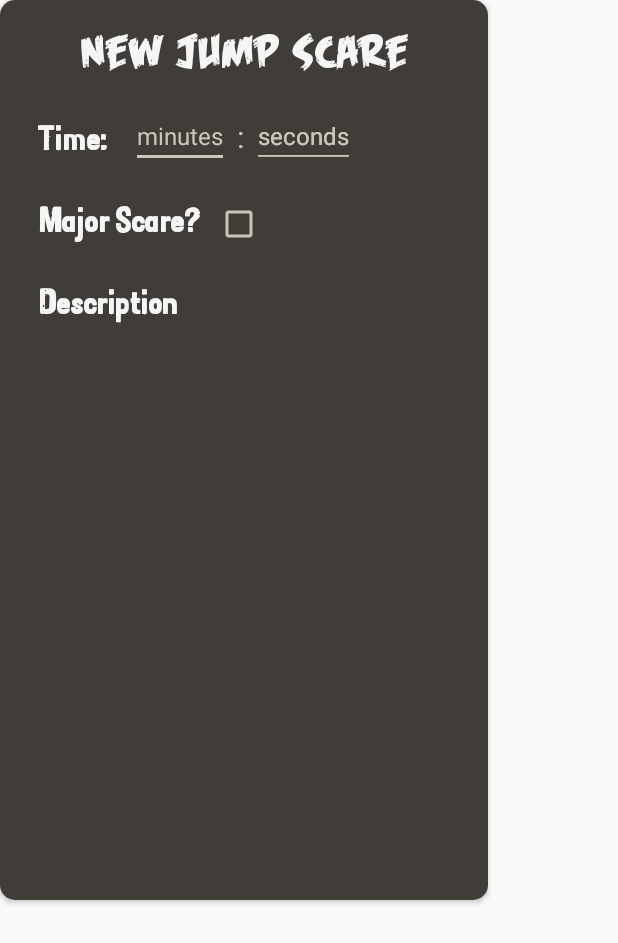
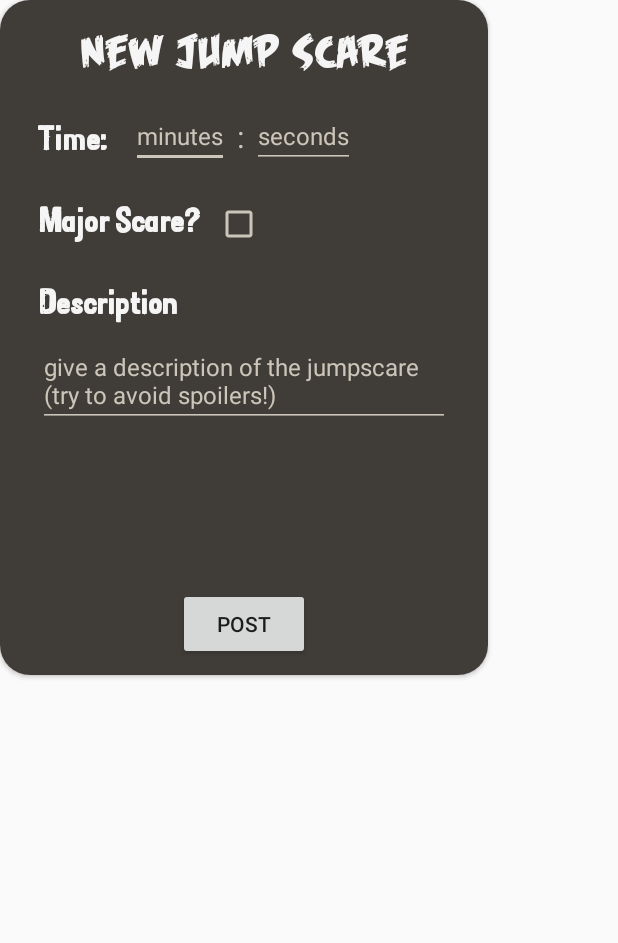
Before and after one commit to williamxyshi/share-the-JUMPscare, an Android app: the layout popup_window.xml on its own in the app's theme, with its tools: preview values and no code run, on a phone screen of 412 x 824 dp. Shown: the top 943 px of the screen. Run offline under Robolectric (Android 15) with nearby library versions, the phone set to English and light mode, and no system bars; network calls fail.

```diff
--- a/noJUMPscares-android/app/src/main/java/com/williamxyshi/njsandroid/fragments/LoggedInFragment.kt
+++ b/noJUMPscares-android/app/src/main/java/com/williamxyshi/njsandroid/fragments/LoggedInFragment.kt
@@ -1,5 +1,6 @@
 package com.williamxyshi.njsandroid.fragments
 
+import android.content.Context
 import android.os.Bundle
 import android.view.LayoutInflater
 import android.view.View
@@ -41,6 +42,11 @@ class LoggedInFragment : Fragment() {
             vm.userToken.value = null
             vm.user.value = null
 
+            val sp = activity?.getSharedPreferences("Token", Context.MODE_PRIVATE)
+            val Ed = sp?.edit()
+            Ed?.putString("Unm", null)
+            Ed?.apply()
+
         }
 
     }
--- a/noJUMPscares-android/app/src/main/java/com/williamxyshi/njsandroid/models/retrofitmodels/MovieDataClasses.kt
+++ b/noJUMPscares-android/app/src/main/java/com/williamxyshi/njsandroid/models/retrofitmodels/MovieDataClasses.kt
@@ -7,9 +7,11 @@ object MovieDataClasses {
 
     data class MovieInfo(val name:String, val length: String, val posterurl: String)
 
+    data class PostInfo(val name: String, val posttime: String, val majorscare: String, val description: String )
+
     data class ServerMovieResult(val name: String, val length: String, val posts: ArrayList<MoviePost>, val posterurl: String )
 
-    data class MoviePost(val time: String, val majorscare: String, val description: String)
+    data class MoviePost(val time: String, val majorscare: String, val description: String,  val upvotedBy: ArrayList<String>)
 
     data class FrontPage(val FeaturedMovies: ArrayList<ServerMovieResult>, val MostScares: ArrayList<ServerMovieResult>, val MostLiked: ArrayList<ServerMovieResult> )
 }
--- a/noJUMPscares-android/app/src/main/java/com/williamxyshi/njsandroid/utils/NJSApiService.kt
+++ b/noJUMPscares-android/app/src/main/java/com/williamxyshi/njsandroid/utils/NJSApiService.kt
@@ -38,6 +38,9 @@ interface NJSApiService {
     fun getFrontPage():
             Observable<MovieDataClasses.FrontPage>
 
+    @POST("/movie/addpost")
+    fun addPost(@Header("token") token: String, @Body postInfo: MovieDataClasses.PostInfo) :
+            Observable<MovieDataClasses.ServerMovieResult>
 
 
     companion object {
--- a/noJUMPscares-android/app/src/main/java/com/williamxyshi/njsandroid/viewmodels/MainActivityViewModel.kt
+++ b/noJUMPscares-android/app/src/main/java/com/williamxyshi/njsandroid/viewmodels/MainActivityViewModel.kt
@@ -26,7 +26,7 @@ class MainActivityViewModel(application: Application): AndroidViewModel(applicat
     /**
      * error message, if an error message gets set here, we display a toast
      */
-    var failedToLogIn: MutableLiveData<String> = MutableLiveData()
+    var errorMessage: MutableLiveData<String> = MutableLiveData()
 
     /**
      * movies to display from search results
--- a/noJUMPscares-android/app/src/main/res/layout/popup_window.xml
+++ b/noJUMPscares-android/app/src/main/res/layout/popup_window.xml
@@ -2,13 +2,13 @@
 <androidx.cardview.widget.CardView  xmlns:android="http://schemas.android.com/apk/res/android"
     android:layout_width="wrap_content"
     android:layout_height="wrap_content"
-    app:cardCornerRadius="10dp"
+    app:cardCornerRadius="20dp"
     android:elevation="20dp"
     xmlns:app="http://schemas.android.com/apk/res-auto"
     >
     <androidx.constraintlayout.widget.ConstraintLayout
         android:layout_width="325dp"
-        android:layout_height="600dp"
+        android:layout_height="450dp"
         android:id="@+id/featuredMoviesContainer"
         android:background="@color/backgroundColorLight"
 
@@ -122,6 +122,7 @@
             />
 
         <CheckBox
+            android:id="@+id/majorscareCheckbox"
             app:layout_constraintTop_toBottomOf="@id/timeTitle"
             android:layout_marginTop="27dp"
             android:layout_marginLeft="10dp"
@@ -152,30 +153,37 @@
 
         <EditText
 
-            android:maxLines="1"
-
-            android:inputType="number"
 
             android:id="@+id/postDescription"
 
-            app:layout_constraintTop_toBottomOf="@id/title"
-            app:layout_constraintLeft_toRightOf="@id/minutesPicker"
+            app:layout_constraintTop_toBottomOf="@id/descriptionTitle"
 
-            android:layout_width="wrap_content"
-            android:layout_marginTop="17dp"
-            android:layout_marginLeft="15dp"
+            android:layout_width="match_parent"
+            android:layout_marginTop="7dp"
+            android:layout_marginLeft="25dp"
             android:layout_height="wrap_content"
             android:textColor="@color/silverAccent"
             android:textColorHint="@color/silverAccent"
             android:backgroundTint="@color/silverAccent"
+            android:layout_marginRight="25dp"
 
             android:textSize="16dp"
-            android:hint="seconds"
+            android:hint="give a description of the jumpscare (try to avoid spoilers!)"
             />
 
 
 
 
+        <Button
+            android:id="@+id/postButton"
+            android:layout_width="wrap_content"
+            android:layout_height="wrap_content"
+            app:layout_constraintBottom_toBottomOf="parent"
+            app:layout_constraintLeft_toLeftOf="parent"
+            app:layout_constraintRight_toRightOf="parent"
+            android:layout_marginBottom="10dp"
+            android:text="post"/>
+
 
     </androidx.constraintlayout.widget.ConstraintLayout>
 
```
Also changed, not shown: noJUMPscares-android/app/src/main/java/com/williamxyshi/njsandroid/MainActivity.kt (+40 -4 lines), noJUMPscares-android/app/src/main/java/com/williamxyshi/njsandroid/fragments/DetailFragment.kt (+24 -4 lines), noJUMPscares-android/app/src/main/java/com/williamxyshi/njsandroid/utils/WebServerAccessObject.kt (+18 -1 lines), 3 other files.
